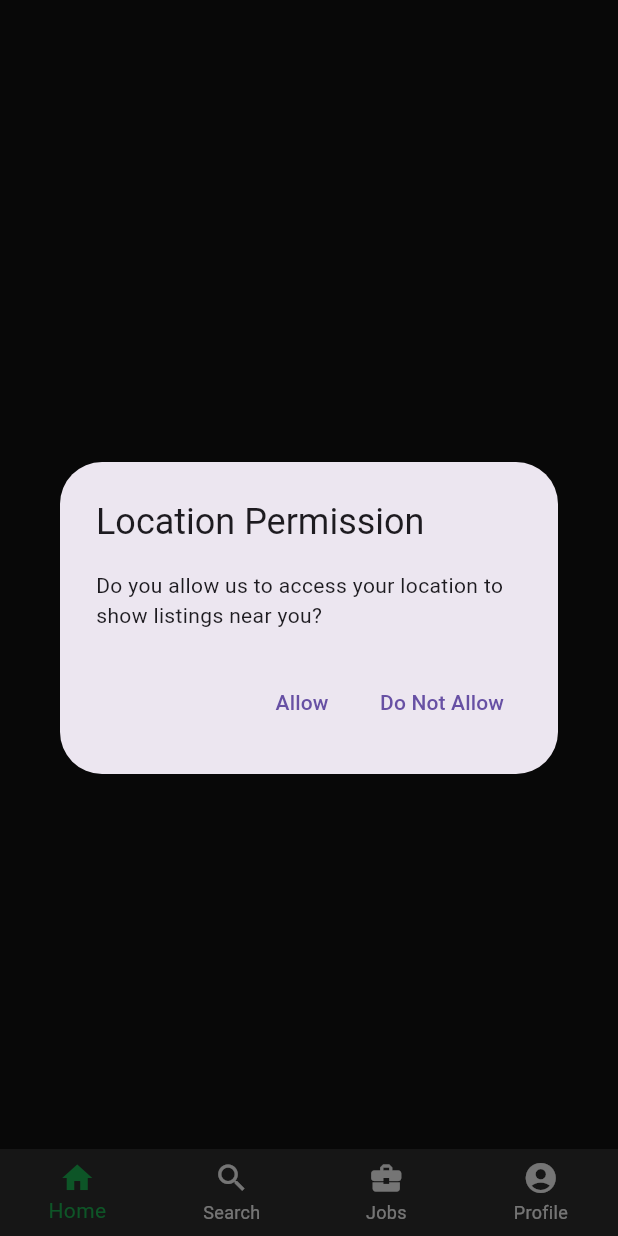
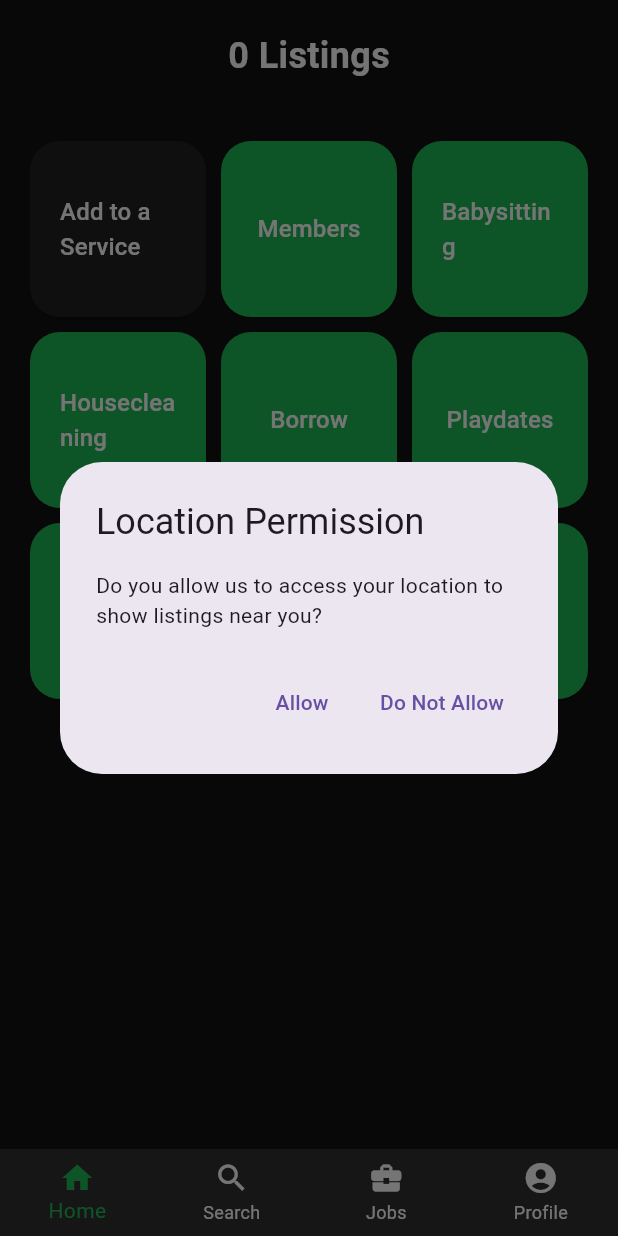
Before and after one commit to asaintpi/Eco_Connect115A, a Flutter app: the AllListingsPage screen opened directly, on a phone screen of 412 x 824 dp. Run offline on Flutter 3.47's test engine with Material 3 defaults, Android fonts, the phone set to English and light mode, and no system bars; our stand-ins replace firebase_auth, firebase_core, firebase_database, firebase_storage, geolocator, image_picker and 1 more; accounts and stored records are empty.

Commit message:
buttons added to home

```diff
--- a/lib/all_listings_page.dart
+++ b/lib/all_listings_page.dart
@@ -70,10 +70,56 @@ class _AllListingsPageState extends State<AllListingsPage> {
 
   @override
   Widget build(BuildContext context) {
+    const buttonTitles = [
+      "Add to a Service", "Members", "Babysitting",
+      "Housecleaning", "Borrow", "Playdates",
+      "News", "Events", "Lawn Care"
+    ];
+
     return Scaffold(
       backgroundColor: const Color(0xFF121212), // Dark grey background
       body: Center(
-        child: _widgetOptions.elementAt(_selectedIndex),
+        child: _selectedIndex == 0 ? Column(
+          children: [
+            Padding(
+              padding: const EdgeInsets.only(top: 20.0, bottom: 20.0),
+              child: Text(
+                "0 Listings",
+                style: TextStyle(
+                  fontSize: 24, // Slightly larger text
+                  color: Colors.white,
+                  fontWeight: FontWeight.bold,
+                ),
+              ),
+            ),
+            Expanded(
+              child: GridView.count(
+                crossAxisCount: 3,
+                crossAxisSpacing: 10,
+                mainAxisSpacing: 10,
+                padding: const EdgeInsets.all(20),
+                children: List.generate(9, (index) {
+                  return ElevatedButton(
+                    onPressed: () {
+                      // Handle button press, could also navigate or update state
+                      print("${buttonTitles[index]} button pressed");
+                    },
+                    style: ElevatedButton.styleFrom(
+                      backgroundColor: index == 0 ? Color(0xFF212121) : const Color(0xFF1DB954), // Conditional color
+                      shape: RoundedRectangleBorder(
+                        borderRadius: BorderRadius.circular(20), // Rounded corners
+                      ),
+                      padding: const EdgeInsets.symmetric(vertical: 20, horizontal: 20), // Adjust padding for larger buttons
+                    ),
+                    child: Text(buttonTitles[index],
+                      style: TextStyle(fontSize: 16, color: Colors.white), // Ensure text color contrasts well with the button color
+                    ),
+                  );
+                }),
+              ),
+            ),
+          ],
+        ) : _widgetOptions.elementAt(_selectedIndex),
       ),
       bottomNavigationBar: BottomNavigationBar(
         items: const <BottomNavigationBarItem>[
@@ -91,6 +137,10 @@ class _AllListingsPageState extends State<AllListingsPage> {
       ),
     );
   }
+
+
+
+
 }
 
 void main() {
--- a/lib/security_code_screen.dart
+++ b/lib/security_code_screen.dart
@@ -180,12 +180,7 @@ class _SecurityCodeScreenState extends State<SecurityCodeScreen> {
                   if (_codeController.text.length == 6) {
                     // Implement validation and submission logic here
                     verifyCode();
-                    ScaffoldMessenger.of(context).showSnackBar(
-                      const SnackBar(
-                        content: Text('Next page not designed yet lol.'),
-                        backgroundColor: Colors.red,
-                      ),
-                    );
+
                   }
                 },
                 style: ElevatedButton.styleFrom(
--- a/lib/set_name_pfp.dart
+++ b/lib/set_name_pfp.dart
@@ -166,7 +166,7 @@ class _SetNameAndPfpPageState extends State<SetNameAndPfpPage> {
                       });
                     } else {
                       ScaffoldMessenger.of(context).showSnackBar(
-                        SnackBar(
+                        const SnackBar(
                           content: Text('Please enter your name'),
                           backgroundColor: Colors.red,
                         ),
```
